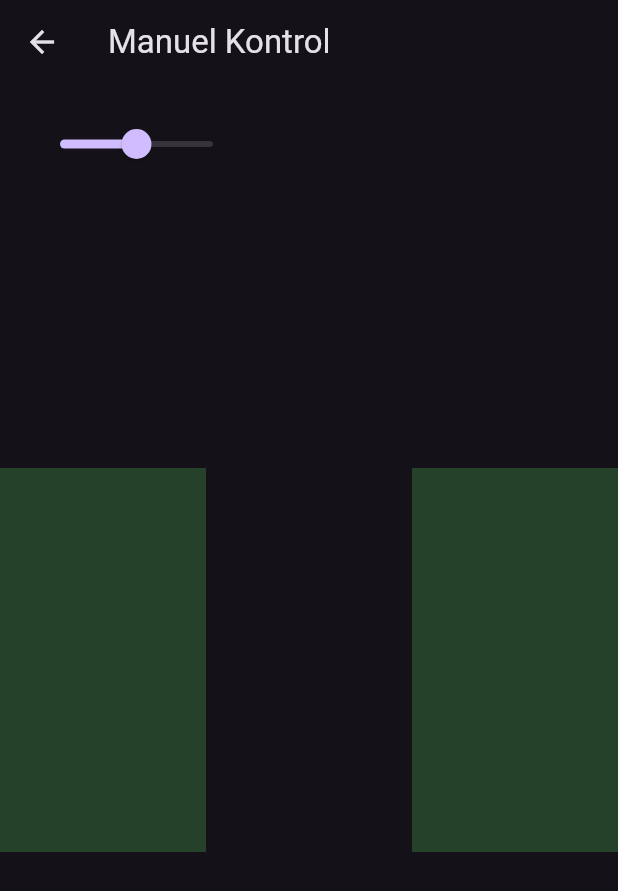
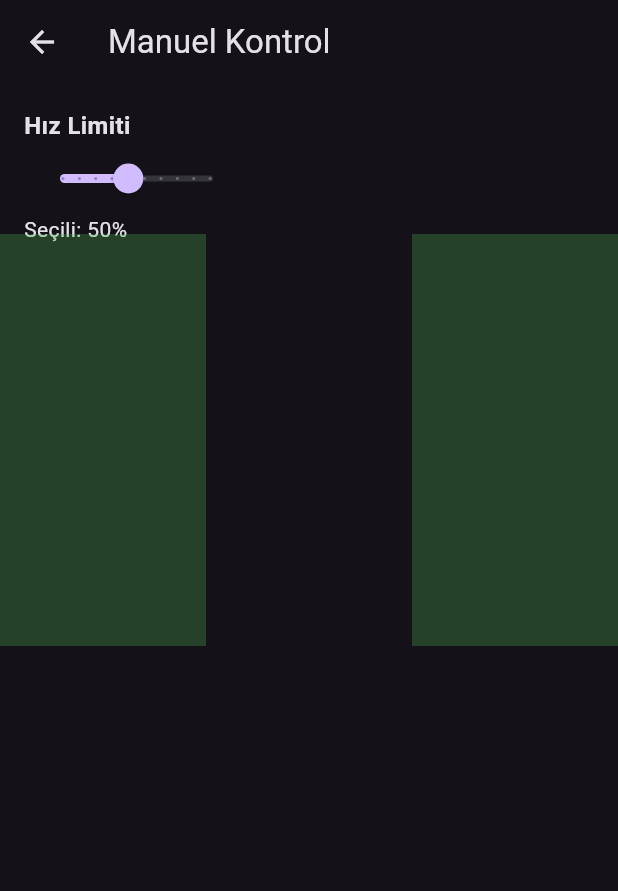
Before and after one commit to Jrengineer/scs, a Flutter app: the ManuelKontrol screen opened directly, on a phone screen of 412 x 824 dp. Shown: the top 891 px of the screen. Run offline on Flutter 3.47's test engine with Material 3 defaults, Android fonts, the phone set to English and light mode, and no system bars; network calls fail; statements that could not run were skipped.

Commit message:
Otomatik senkron

```diff
--- a/lib/manuel_kontrol.dart
+++ b/lib/manuel_kontrol.dart
@@ -2,7 +2,6 @@ import 'dart:async';
 import 'dart:convert';
 import 'dart:io';
 import 'dart:math';
-import 'dart:typed_data';
 import 'package:flutter/material.dart';
 
 class ManuelKontrol extends StatefulWidget {
@@ -21,8 +20,10 @@ class _ManuelKontrolState extends State<ManuelKontrol> {
   Map<int, Offset> _touchCurrentPoints = {};
 
   double _speed = 50;
+  Timer? _sendTimer;
 
-  Timer? _sendTimer;
+  late Rect _leftJoystickArea;
+  late Rect _rightJoystickArea;
 
   @override
   void initState() {
@@ -35,22 +36,16 @@ class _ManuelKontrolState extends State<ManuelKontrol> {
     _udpSocket = await RawDatagramSocket.bind(InternetAddress.anyIPv4, 0);
   }
 
-  bool _isJoystickArea(Offset position, Size size) {
-    final width = size.width;
-    final height = size.height;
+  void _calculateJoystickAreas(Size size) {
+    final colWidth = size.width / 3;
+    final rowHeight = size.height / 3;
 
-    final colWidth = width / 3;
-    final rowHeight = height / 3;
+    _leftJoystickArea = Rect.fromLTWH(0, 0, colWidth, rowHeight); // Üst Sol
+    _rightJoystickArea = Rect.fromLTWH(colWidth * 2, 0, colWidth, rowHeight); // Üst Sağ
+  }
 
-    int col = (position.dx / colWidth).floor();
-    int row = (position.dy / rowHeight).floor();
-
-    if (row == 1) { // Ortadaki satır
-      if (col == 0 || col == 2) {
-        return true; // Sol ve sağ alan joystick aktif
-      }
-    }
-    return false; // Diğer tüm bölgelerde joystick yok
+  bool _isInJoystickArea(Offset position) {
+    return _leftJoystickArea.contains(position) || _rightJoystickArea.contains(position);
   }
 
   void _sendData() {
@@ -59,28 +54,29 @@ class _ManuelKontrolState extends State<ManuelKontrol> {
     double forwardBackward = 0;
     double leftRight = 0;
 
-    final screenSize = MediaQuery.of(context).size;
-
     if (_touchCurrentPoints.isEmpty) {
-      Map<String, int> messageMap = {
-        "joystick_forward": 0,
-        "joystick_turn": 0,
-      };
-      String message = jsonEncode(messageMap);
-      _udpSocket!.send(utf8.encode(message), InternetAddress(_targetIP), _targetPort);
+      _sendZero();
       return;
     }
 
+    bool validTouchExists = false;
+
     _touchCurrentPoints.forEach((pointer, currentPosition) {
       final start = _touchStartPoints[pointer];
-      if (start != null && _isJoystickArea(start, screenSize)) {
-        if (start.dx < screenSize.width / 2) {
+      if (start != null && _isInJoystickArea(start)) {
+        validTouchExists = true;
+        if (_leftJoystickArea.contains(start)) {
           forwardBackward = (start.dy - currentPosition.dy) / 100;
-        } else {
+        } else if (_rightJoystickArea.contains(start)) {
           leftRight = (currentPosition.dx - start.dx) / 100;
         }
       }
     });
+
+    if (!validTouchExists) {
+      _sendZero();
+      return;
+    }
 
     forwardBackward = forwardBackward.clamp(-1.0, 1.0);
     leftRight = leftRight.clamp(-1.0, 1.0);
@@ -96,6 +92,15 @@ class _ManuelKontrolState extends State<ManuelKontrol> {
     _udpSocket!.send(utf8.encode(message), InternetAddress(_targetIP), _targetPort);
   }
 
+  void _sendZero() {
+    Map<String, int> messageMap = {
+      "joystick_forward": 0,
+      "joystick_turn": 0,
+    };
+    String message = jsonEncode(messageMap);
+    _udpSocket?.send(utf8.encode(message), InternetAddress(_targetIP), _targetPort);
+  }
+
   @override
   void dispose() {
     _udpSocket?.close();
@@ -105,8 +110,8 @@ class _ManuelKontrolState extends State<ManuelKontrol> {
 
   @override
   Widget build(BuildContext context) {
-    final screenSize = MediaQuery.of(context).size;
-    final joystickRadius = 60.0;
+    final size = MediaQuery.of(context).size;
+    _calculateJoystickAreas(size);
 
     return Scaffold(
       appBar: AppBar(
@@ -114,28 +119,12 @@ class _ManuelKontrolState extends State<ManuelKontrol> {
       ),
       body: Stack(
         children: [
-          Positioned(
-            top: 16,
-            left: 16,
-            child: SizedBox(
-              width: 150,
-              child: Slider(
-                value: _speed,
-                min: 0,
-                max: 100,
-                divisions: 20,
-                label: _speed.round().toString(),
-                onChanged: (value) {
-                  setState(() {
-                    _speed = value;
-                  });
-                },
-              ),
-            ),
-          ),
-          Listener(
+          _buildSpeedSlider(),
+          Positioned.fill(
+            top: 100,
+            child: Listener(
               onPointerDown: (details) {
-              if (_isJoystickArea(details.localPosition, screenSize)) {
+                if (_isInJoystickArea(details.localPosition)) {
                   setState(() {
                     _touchStartPoints[details.pointer] = details.localPosition;
                     _touchCurrentPoints[details.pointer] = details.localPosition;
@@ -170,11 +159,41 @@ class _ManuelKontrolState extends State<ManuelKontrol> {
                 painter: JoystickPainter(
                   startPoints: _touchStartPoints,
                   currentPoints: _touchCurrentPoints,
-                joystickRadius: joystickRadius,
-                screenSize: screenSize,
+                  leftJoystickArea: _leftJoystickArea,
+                  rightJoystickArea: _rightJoystickArea,
                 ),
               ),
             ),
+          ),
+        ],
+      ),
+    );
+  }
+
+  Widget _buildSpeedSlider() {
+    return Positioned(
+      top: 16,
+      left: 16,
+      child: Column(
+        crossAxisAlignment: CrossAxisAlignment.start,
+        children: [
+          const Text('Hız Limiti', style: TextStyle(fontSize: 16, fontWeight: FontWeight.bold)),
+          SizedBox(
+            width: 150,
+            child: Slider(
+              value: _speed,
+              min: 10,
+              max: 100,
+              divisions: 9,
+              label: '${_speed.round()}%',
+              onChanged: (value) {
+                setState(() {
+                  _speed = value;
+                });
+              },
+            ),
+          ),
+          Text('Seçili: ${_speed.round()}%', style: const TextStyle(fontSize: 14)),
         ],
       ),
     );
@@ -200,47 +219,32 @@ class _ManuelKontrolState extends State<ManuelKontrol> {
 class JoystickPainter extends CustomPainter {
   final Map<int, Offset> startPoints;
   final Map<int, Offset> currentPoints;
-  final double joystickRadius;
-  final Size screenSize;
+  final Rect leftJoystickArea;
+  final Rect rightJoystickArea;
 
   JoystickPainter({
     required this.startPoints,
     required this.currentPoints,
-    required this.joystickRadius,
-    required this.screenSize,
+    required this.leftJoystickArea,
+    required this.rightJoystickArea,
   });
 
   @override
   void paint(Canvas canvas, Size size) {
-    final width = size.width;
-    final height = size.height;
+    final greenPaint = Paint()..color = Colors.green.withOpacity(0.3);
+    final yellowPaint = Paint()..color = Colors.yellow.withOpacity(0.5);
+    final orangePaint = Paint()..color = Colors.orange;
 
-    final colWidth = width / 3;
-    final rowHeight = height / 3;
+    // Yeşil joystick alanlarını çiz
+    canvas.drawRect(leftJoystickArea, greenPaint);
+    canvas.drawRect(rightJoystickArea, greenPaint);
 
-    final activePaint = Paint()..color = Colors.green.withOpacity(0.3);
-    final inactivePaint = Paint()..color = Colors.transparent;
-
-    // Boya joystick aktif bölgeleri
-    for (int row = 0; row < 3; row++) {
-      for (int col = 0; col < 3; col++) {
-        bool isActive = false;
-        if (row == 1 && (col == 0 || col == 2)) {
-          isActive = true;
-        }
-        final rect = Rect.fromLTWH(col * colWidth, row * rowHeight, colWidth, rowHeight);
-        canvas.drawRect(rect, isActive ? activePaint : inactivePaint);
-      }
-    }
-
-    // Joystick çemberlerini boya
-    final paint = Paint()..color = Colors.yellow.withOpacity(0.5);
-
+    // Joystickler
     startPoints.forEach((pointer, start) {
       final current = currentPoints[pointer];
       if (current != null) {
-        canvas.drawCircle(start, joystickRadius, paint);
-        canvas.drawCircle(current, joystickRadius / 2, Paint()..color = Colors.orange);
+        canvas.drawCircle(start, 60, yellowPaint);
+        canvas.drawCircle(current, 30, orangePaint);
       }
     });
   }
```
Lines whose indentation alone changed are shown as unchanged.
